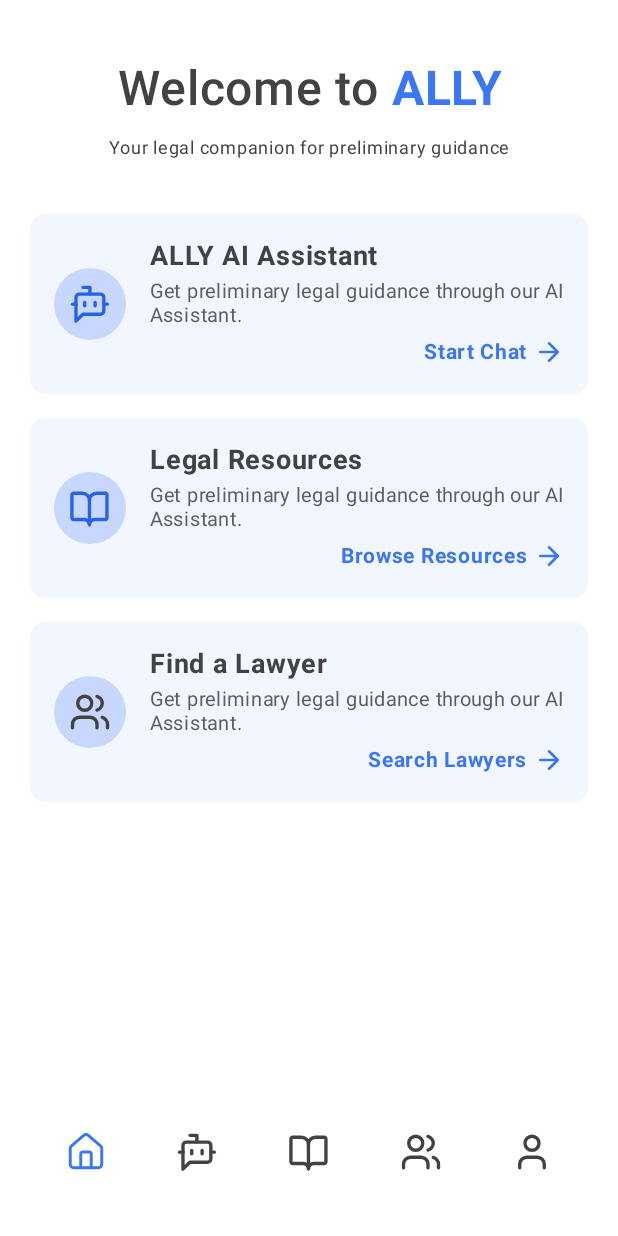
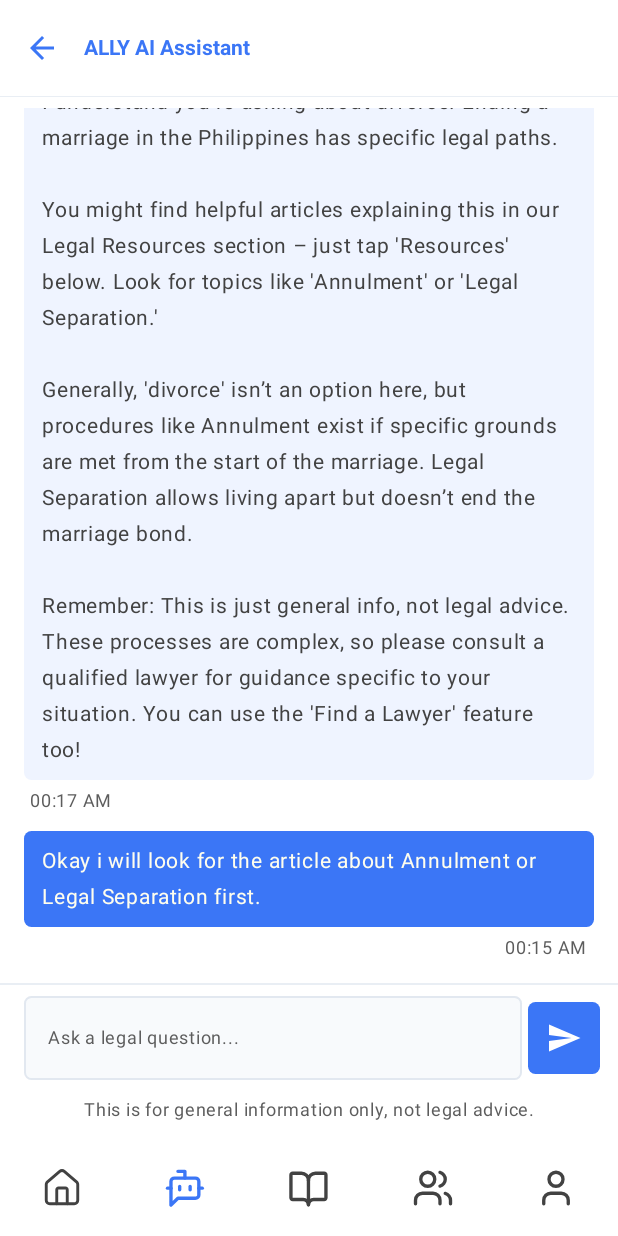
Before and after one commit to piolonrqz/Capstone-ALLY, an Android app built with Jetpack Compose: the screen it shows after launch (MainActivity), after a tap on "ALLY AI Assistant", on a phone screen of 412 x 824 dp. Run offline under Robolectric (Android 15) with nearby library versions, the phone set to English and light mode, and no system bars.

Commit message:
added ChatScreen and Legal Library Screen

```diff
--- a/ally-mobile/app/build.gradle.kts
+++ b/ally-mobile/app/build.gradle.kts
@@ -49,6 +49,9 @@ dependencies {
     implementation(libs.androidx.ui.graphics)
     implementation(libs.androidx.ui.tooling.preview)
     implementation(libs.androidx.material3)
+    implementation(libs.androidx.material.icons.extended)
+    implementation(libs.androidx.navigation.compose)
+    implementation(libs.androidx.navigation.runtime.android)
     testImplementation(libs.junit)
     androidTestImplementation(libs.androidx.junit)
     androidTestImplementation(libs.androidx.espresso.core)
--- a/ally-mobile/app/src/main/java/com/example/ally/MainActivity.kt
+++ b/ally-mobile/app/src/main/java/com/example/ally/MainActivity.kt
@@ -9,10 +9,20 @@ import androidx.compose.foundation.layout.padding
 import androidx.compose.material3.Scaffold
 import androidx.compose.material3.Text
 import androidx.compose.runtime.Composable
+import androidx.compose.runtime.getValue
 import androidx.compose.ui.Modifier
 import androidx.compose.ui.tooling.preview.Preview
+import androidx.navigation.NavHostController
+import androidx.navigation.compose.NavHost
+import androidx.navigation.compose.composable
+import androidx.navigation.compose.currentBackStackEntryAsState
+import androidx.navigation.compose.rememberNavController
+import com.example.ally.navigation.ScreenRoutes
 import com.example.ally.ui.theme.AllyTheme
 import com.example.ally.ui.screens.LandingScreen
+import com.example.ally.ui.screens.ChatScreen
+import com.example.ally.ui.screens.ResourcesScreen
+import com.example.ally.ui.components.AllyBottomNav
 
 class MainActivity : ComponentActivity() {
     override fun onCreate(savedInstanceState: Bundle?) {
@@ -20,26 +30,37 @@ class MainActivity : ComponentActivity() {
         enableEdgeToEdge()
         setContent {
             AllyTheme {
-                Scaffold(modifier = Modifier.fillMaxSize()) { innerPadding ->
-                    LandingScreen()
+                val navController = rememberNavController()
+                val navBackStackEntry by navController.currentBackStackEntryAsState()
+                val currentRoute = navBackStackEntry?.destination?.route
+
+                Scaffold(
+                    modifier = Modifier.fillMaxSize(),                    bottomBar = {
+                        // Show bottom nav only on screens that need it
+                        if (currentRoute == ScreenRoutes.LANDING || currentRoute == ScreenRoutes.CHAT || currentRoute == ScreenRoutes.RESOURCES) { // Add other relevant routes
+                            AllyBottomNav(navController = navController, currentRoute = currentRoute)
+                        }
+                    }
+                ) { innerPadding ->
+                    NavHost(
+                        navController = navController,
+                        startDestination = ScreenRoutes.LANDING,
+                        modifier = Modifier.padding(innerPadding)                    ) {
+                        composable(ScreenRoutes.LANDING) {
+                            LandingScreen(navController = navController)
+                        }
+                        composable(ScreenRoutes.CHAT) {
+                            ChatScreen(navController = navController)
+                        }
+                        composable(ScreenRoutes.RESOURCES) {
+                            ResourcesScreen(navController = navController)
+                        }
+                        // Add other composables for other screens here
+                        // composable(ScreenRoutes.LAWYERS) { LawyersScreen(navController) }
+                        // composable(ScreenRoutes.ACCOUNT) { AccountScreen(navController) }
+                    }
                 }
             }
         }
     }
 }
-
-@Composable
-fun Greeting(name: String, modifier: Modifier = Modifier) {
-    Text(
-        text = "Hello $name!",
-        modifier = modifier
-    )
-}
-
-@Preview(showBackground = true)
-@Composable
-fun GreetingPreview() {
-    AllyTheme {
-        Greeting("Android")
-    }
-}
--- a/ally-mobile/app/src/main/java/com/example/ally/ui/components/BottomNavigationBar.kt
+++ b/ally-mobile/app/src/main/java/com/example/ally/ui/components/BottomNavigationBar.kt
@@ -17,12 +17,14 @@ import androidx.compose.ui.graphics.Color
 import androidx.compose.ui.graphics.ColorFilter
 import androidx.compose.ui.res.painterResource
 import androidx.compose.ui.unit.dp
+import androidx.navigation.NavController
 import com.example.ally.R
+import com.example.ally.navigation.ScreenRoutes
 
 @Composable
-fun AllyBottomNav() {
+fun AllyBottomNav(navController: NavController, currentRoute: String?) {
     Surface(
-        shadowElevation = 0.dp, // Changed from 8.dp to 0.dp to remove shadow
+        shadowElevation = 0.dp,
         color = Color.White
     ) {
         Row(
@@ -32,24 +34,53 @@ fun AllyBottomNav() {
             horizontalArrangement = Arrangement.SpaceAround,
             verticalAlignment = Alignment.CenterVertically
         ) {
-            // Order changed to match the image
-            BottomNavItem(R.drawable.ic_home, "Home", true)
-            BottomNavItem(R.drawable.ic_chat, "Chat")
-            BottomNavItem(R.drawable.ic_resources, "Resources")
-            BottomNavItem(R.drawable.ic_lawyers, "Lawyers")
-            BottomNavItem(R.drawable.ic_account, "Account")
+            BottomNavItem(
+                iconRes = R.drawable.ic_home,
+                label = "Home",
+                selected = currentRoute == ScreenRoutes.LANDING,
+                onClick = { if (currentRoute != ScreenRoutes.LANDING) navController.navigate(ScreenRoutes.LANDING) }
+            )
+            BottomNavItem(
+                iconRes = R.drawable.ic_chat,
+                label = "Chat",
+                selected = currentRoute == ScreenRoutes.CHAT,
+                onClick = { if (currentRoute != ScreenRoutes.CHAT) navController.navigate(ScreenRoutes.CHAT) }
+            )
+            BottomNavItem(
+                iconRes = R.drawable.ic_resources,
+                label = "Resources",
+                selected = currentRoute == ScreenRoutes.RESOURCES,
+                onClick = { if (currentRoute != ScreenRoutes.RESOURCES) navController.navigate(ScreenRoutes.RESOURCES) }
+            )
+            BottomNavItem(
+                iconRes = R.drawable.ic_lawyers,
+                label = "Lawyers",
+                selected = currentRoute == ScreenRoutes.LAWYERS,
+                onClick = { /* TODO: if (currentRoute != ScreenRoutes.LAWYERS) navController.navigate(ScreenRoutes.LAWYERS) */ }
+            )
+            BottomNavItem(
+                iconRes = R.drawable.ic_account,
+                label = "Account",
+                selected = currentRoute == ScreenRoutes.ACCOUNT,
+                onClick = { /* TODO: if (currentRoute != ScreenRoutes.ACCOUNT) navController.navigate(ScreenRoutes.ACCOUNT) */ }
+            )
         }
     }
 }
 
 @Composable
-fun BottomNavItem(iconRes: Int, label: String, selected: Boolean = false) {
+fun BottomNavItem(
+    iconRes: Int,
+    label: String,
+    selected: Boolean,
+    onClick: () -> Unit
+) {
     Column(
         horizontalAlignment = Alignment.CenterHorizontally,
         verticalArrangement = Arrangement.Center,
         modifier = Modifier
             .padding(vertical = 8.dp)
-            .clickable { /* TODO: Handle navigation */ } // Make items clickable
+            .clickable(onClick = onClick)
     ) {
         Image(
             painter = painterResource(id = iconRes),
--- /dev/null
+++ b/ally-mobile/app/src/main/java/com/example/ally/ui/screens/ChatScreen.kt
@@ -0,0 +1,208 @@
+package com.example.ally.ui.screens
+
+import androidx.compose.foundation.BorderStroke
+import androidx.compose.foundation.background
+import androidx.compose.foundation.border
+import androidx.compose.foundation.layout.*
+import androidx.compose.foundation.lazy.LazyColumn
+import androidx.compose.foundation.lazy.items
+import androidx.compose.foundation.shape.RoundedCornerShape
+import androidx.compose.material.icons.Icons
+import androidx.compose.material.icons.automirrored.filled.ArrowBack
+import androidx.compose.material.icons.filled.Send
+import androidx.compose.material3.*
+import androidx.compose.runtime.*
+import androidx.compose.ui.Alignment
+import androidx.compose.ui.Modifier
+import androidx.compose.ui.draw.drawBehind
+import androidx.compose.ui.geometry.Offset
+import androidx.compose.ui.graphics.Color
+import androidx.compose.ui.text.font.FontWeight
+import androidx.compose.ui.text.style.TextAlign
+import androidx.compose.ui.unit.dp
+import androidx.compose.ui.unit.sp
+import androidx.navigation.NavController
+
+// --- Data Classes ---
+data class ChatMessage(
+    val id: String,
+    val text: String,
+    val timestamp: String,
+    val isUserMessage: Boolean
+)
+
+// --- Mock Data ---
+val mockChatMessages = listOf(
+    ChatMessage("1", "Hello! I’m ALLY, your legal assistant.\nHow can I help you today?", "00:12 AM", false),
+    ChatMessage("2", "If you have any more question just ask me anytime!", "00:12 AM", false),
+    ChatMessage("3", "Hello, I am interested in getting a divorce from my wife. What are the steps involved in the legal process of getting a divorce from her?", "00:15 AM", true),
+    ChatMessage("4", "I understand you're asking about divorce. Ending a marriage in the Philippines has specific legal paths.\n\nYou might find helpful articles explaining this in our Legal Resources section – just tap 'Resources' below. Look for topics like 'Annulment' or 'Legal Separation.'\n\nGenerally, 'divorce' isn’t an option here, but procedures like Annulment exist if specific grounds are met from the start of the marriage. Legal Separation allows living apart but doesn’t end the marriage bond.\n\nRemember: This is just general info, not legal advice. These processes are complex, so please consult a qualified lawyer for guidance specific to your situation. You can use the 'Find a Lawyer' feature too!", "00:17 AM", false),
+    ChatMessage("5", "Okay i will look for the article about Annulment or Legal Separation first.", "00:15 AM", true) // Figma shows this as 00:15 AM, might be a typo and should be later
+)
+
+
+@OptIn(ExperimentalMaterial3Api::class)
+@Composable
+fun ChatScreen(
+    navController: NavController // Added NavController
+) {
+    var inputText by remember { mutableStateOf("") }
+    val messages = remember { mutableStateListOf<ChatMessage>().apply { addAll(mockChatMessages) } }
+    val borderColor = Color(0xFFE2E8F0) // Figma border color #E2E8F0
+
+    Scaffold(
+        topBar = {
+            TopAppBar(
+                title = { Text("ALLY AI Assistant", fontSize = 14.sp, fontWeight = FontWeight.Bold, color = Color(0xFF3B76F6)) }, // Color from Figma node 144:1324
+                navigationIcon = {
+                    IconButton(onClick = { navController.popBackStack() }) { // Implemented back navigation
+                        Icon(
+                            imageVector = Icons.AutoMirrored.Filled.ArrowBack, // Standard back icon
+                            contentDescription = "Back",
+                            tint = Color(0xFF3B76F6) // Color from Figma node 144:1322 (assuming it's the same blue)
+                        )
+                    }
+                },
+                colors = TopAppBarDefaults.topAppBarColors(
+                    containerColor = Color.White,
+                    titleContentColor = Color(0xFF3B76F6)
+                ),
+                modifier = Modifier
+                    .drawBehind {
+                        val strokeWidthPx = 1.dp.toPx()
+                        drawLine(
+                            color = borderColor,
+                            start = Offset(0f, size.height),
+                            end = Offset(size.width, size.height),
+                            strokeWidth = strokeWidthPx
+                        )
+                    }
+            )
+        },
+        contentWindowInsets = WindowInsets.ime.only(WindowInsetsSides.Bottom),
+
+        content = { paddingValuesFromChatScreenScaffold ->
+            Column(
+                modifier = Modifier
+                    .fillMaxSize()
+                    .padding(paddingValuesFromChatScreenScaffold)
+                    .background(Color.White) // Figma fill_1MDSLR
+            ) {
+                LazyColumn(
+                    modifier = Modifier
+                        .weight(1f)
+                        .padding(horizontal = 16.dp, vertical = 8.dp),
+                    reverseLayout = true // To show latest messages at the bottom
+                ) {
+                    items(messages.reversed()) { message -> // Display in correct order
+                        ChatMessageItem(message = message)
+                    }
+                }
+
+                // Input field area
+                Column(
+                    modifier = Modifier
+                        .background(Color.White) // Color from Figma node 144:1326 (backdrop)
+                        // Apply only a top border to this Column
+                        .drawBehind {
+                            val strokeWidthPx = 1.dp.toPx()
+                            drawLine(
+                                color = borderColor,
+                                start = Offset(0f, 0f), // Top edge
+                                end = Offset(size.width, 0f), // Top edge
+                                strokeWidth = strokeWidthPx
+                            )
+                        }
+                ) {
+                    Row(
+                        modifier = Modifier
+                            .fillMaxWidth()
+                            .padding(horizontal = 16.dp, vertical = 8.dp),
+                        verticalAlignment = Alignment.CenterVertically
+                    ) {
+                        TextField(
+                            value = inputText,
+                            onValueChange = { inputText = it },
+                            placeholder = { Text("Ask a legal question...", fontSize = 12.sp, color = Color(0xFF5D5D5D)) }, // Figma 144:1335, style_4E8GBU
+                            modifier = Modifier
+                                .weight(1f)
+                                .border(BorderStroke(1.dp, borderColor), RoundedCornerShape(5.dp)), // Apply border here
+                            shape = RoundedCornerShape(5.dp), // Figma 144:1333
+                            colors = TextFieldDefaults.colors(
+                                focusedContainerColor = Color(0xFFF8FAFC), // Figma 144:1333 fill_EFYCZK
+                                unfocusedContainerColor = Color(0xFFF8FAFC),
+                                disabledContainerColor = Color(0xFFF8FAFC),
+                                focusedIndicatorColor = Color.Transparent, // Hide default indicator
+                                unfocusedIndicatorColor = Color.Transparent, // Hide default indicator
+                                disabledIndicatorColor = Color.Transparent
+                                // Removed focusedBorderColor and unfocusedBorderColor
+                            )
+                        )
+                        Spacer(modifier = Modifier.width(8.dp))
+                        IconButton(
+                            onClick = {
+                                if (inputText.isNotBlank()) {
+                                    // Add message to list (in a real app, send to backend)
+                                    messages.add(ChatMessage((messages.size + 1).toString(), inputText, "Now", true))
+                                    inputText = ""
+                                    // Potentially add a bot reply after a delay for demo
+                                }
+                            },
+                            modifier = Modifier
+                                .size(40.dp) // Adjust size as needed
+                                .background(Color(0xFF3B76F6), RoundedCornerShape(5.dp)) // Figma 144:1329
+                        ) {
+                            Icon(
+                                imageVector = Icons.Filled.Send,
+                                contentDescription = "Send",
+                                tint = Color.White // Figma 144:1331 stroke_BDWT7I
+                            )
+                        }
+                    }
+                    Text(
+                        text = "This is for general information only, not legal advice.", // Figma 144:1334
+                        fontSize = 12.sp,
+                        color = Color(0xFF5D5D5D), // style_4E8GBU
+                        textAlign = TextAlign.Center,
+                        modifier = Modifier
+                            .fillMaxWidth()
+                            .padding(bottom = 8.dp, start = 16.dp, end = 16.dp)
+                    )
+                }
+            }
+        }
+    )
+}
+
+@Composable
+fun ChatMessageItem(message: ChatMessage) {
+    val bubbleColor = if (message.isUserMessage) Color(0xFF3B76F6) else Color(0xFFEFF4FF) // Figma user: 144:1281, bot: 144:1277
+    val textColor = if (message.isUserMessage) Color(0xFFFFFEEE) else Color(0xFF424242) // Figma user: 144:1282, bot: 144:1279
+    val alignment = if (message.isUserMessage) Alignment.End else Alignment.Start
+
+    Column(
+        modifier = Modifier
+            .fillMaxWidth()
+            .padding(vertical = 4.dp),
+        horizontalAlignment = alignment
+    ) {
+        Surface(
+            shape = RoundedCornerShape(5.dp), // Figma
+            color = bubbleColor,
+            modifier = Modifier.wrapContentWidth()
+        ) {
+            Text(
+                text = message.text,
+                color = textColor,
+                fontSize = 14.sp, // style_5LGYSP
+                modifier = Modifier.padding(horizontal = 12.dp, vertical = 8.dp)
+            )
+        }
+        Text(
+            text = message.timestamp,
+            fontSize = 12.sp, // style_4E8GBU or style_FWGA03
+            color = Color(0xFF5D5D5D), // fill_DK2GP2
+            modifier = Modifier.padding(top = 2.dp, start = if (!message.isUserMessage) 4.dp else 0.dp, end = if (message.isUserMessage) 4.dp else 0.dp)
+        )
+    }
+}
--- a/ally-mobile/app/src/main/java/com/example/ally/ui/screens/LandingScreen.kt
+++ b/ally-mobile/app/src/main/java/com/example/ally/ui/screens/LandingScreen.kt
@@ -19,11 +19,12 @@ import androidx.compose.ui.text.style.TextAlign
 import androidx.compose.ui.text.withStyle
 import androidx.compose.ui.unit.dp
 import androidx.compose.ui.unit.sp
+import androidx.navigation.NavController
 import com.example.ally.R
-import com.example.ally.ui.components.AllyBottomNav
+import com.example.ally.navigation.ScreenRoutes
 
 @Composable
-fun LandingScreen() {
+fun LandingScreen(navController: NavController) {
     Column(
         modifier = Modifier
             .fillMaxSize()
@@ -57,24 +58,26 @@ fun LandingScreen() {
             iconRes = R.drawable.ic_chat,
             title = "ALLY AI Assistant",
             description = "Get preliminary legal guidance through our AI Assistant.",
-            buttonText = "Start Chat"
+            buttonText = "Start Chat",
+            onClick = { navController.navigate(ScreenRoutes.CHAT) }
         )
         Spacer(modifier = Modifier.height(16.dp))
         LandingCard(
             iconRes = R.drawable.ic_resources,
             title = "Legal Resources",
-            description = "Get preliminary legal guidance through our AI Assistant.",
-            buttonText = "Browse Resources"
+            description = "Explore articles and information on various legal topics.",
+            buttonText = "Browse Resources",
+            onClick = { navController.navigate(ScreenRoutes.RESOURCES)  }
         )
         Spacer(modifier = Modifier.height(16.dp))
         LandingCard(
             iconRes = R.drawable.ic_lawyers,
             title = "Find a Lawyer",
-            description = "Get preliminary legal guidance through our AI Assistant.",
-            buttonText = "Search Lawyers"
+            description = "Connect with legal professionals for expert advice.",
+            buttonText = "Search Lawyers",
+            onClick = { /* TODO: navController.navigate(ScreenRoutes.LAWYERS) */ }
         )
         Spacer(modifier = Modifier.weight(1f))
-        AllyBottomNav()
     }
 }
 
@@ -83,7 +86,8 @@ fun LandingCard(
     iconRes: Int,
     title: String,
     description: String,
-    buttonText: String
+    buttonText: String,
+    onClick: () -> Unit
 ) {
     Card(
         shape = RoundedCornerShape(10.dp),
@@ -91,7 +95,7 @@ fun LandingCard(
         modifier = Modifier
             .fillMaxWidth()
             .height(120.dp)
-            .clickable { /* TODO: Add navigation or action */ }
+            .clickable(onClick = onClick)
     ) {
         Row(
             modifier = Modifier
```
Also changed, not shown: ally-mobile/app/src/main/java/com/example/ally/navigation/ScreenRoutes.kt (added, +10 -0 lines), ally-mobile/app/src/main/java/com/example/ally/ui/screens/ResourcesScreen.kt (added, +344 -0 lines), ally-mobile/gradle/libs.versions.toml (+6 -1 lines), 1 other file.
